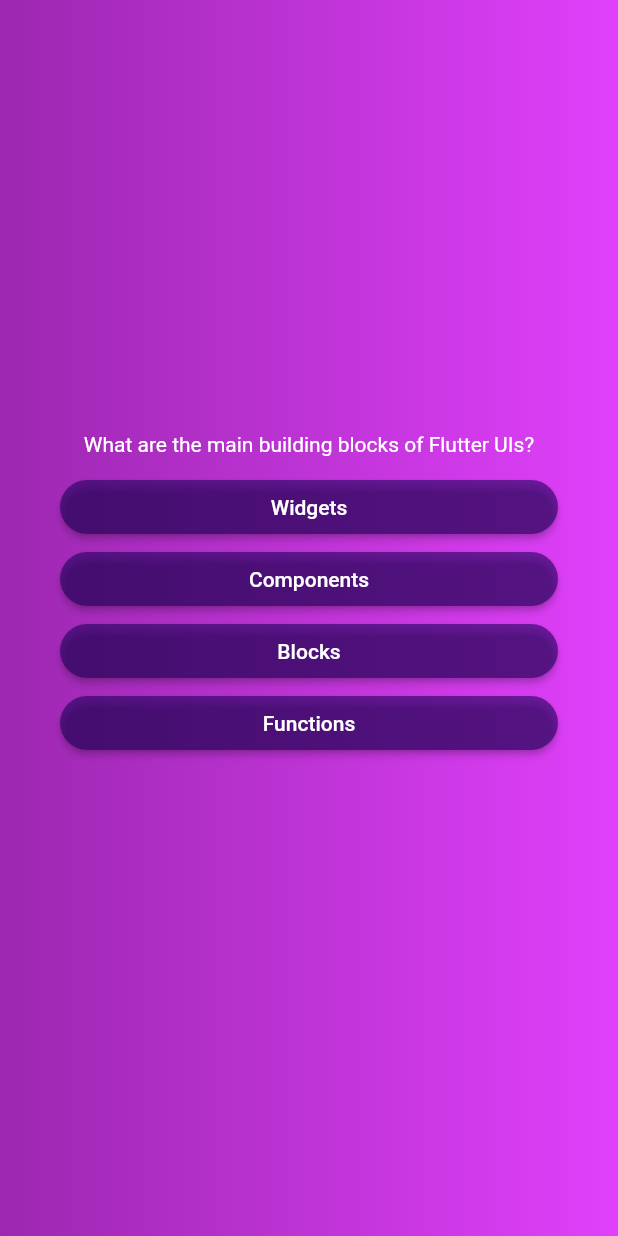
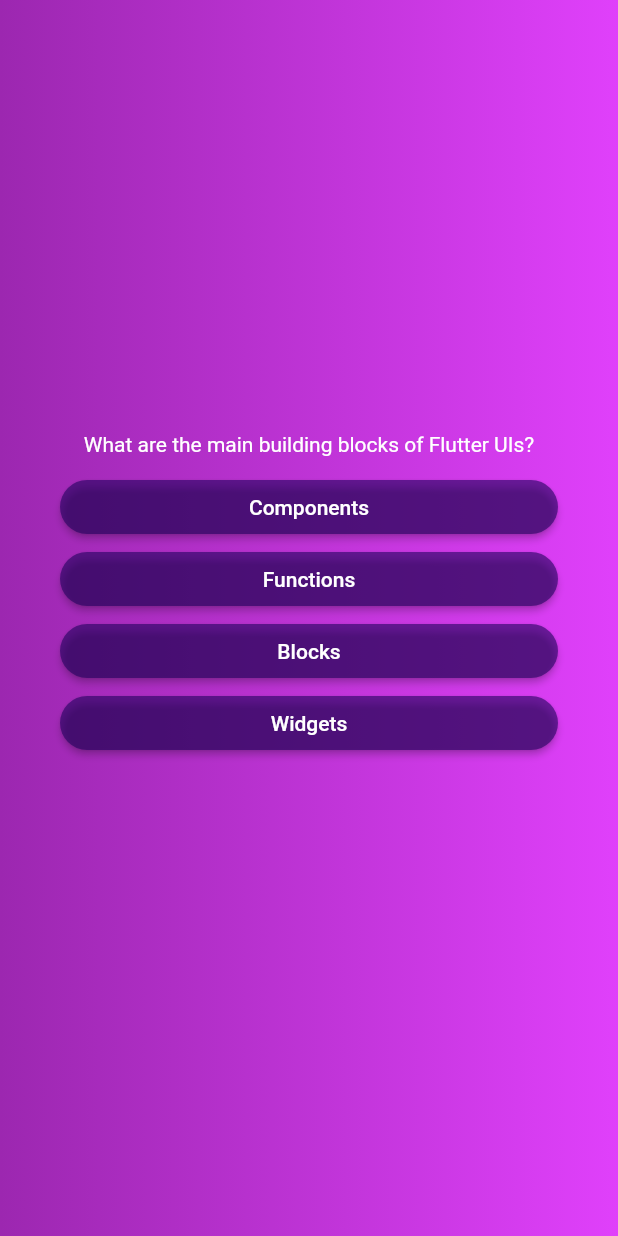
Before and after one commit to Rashiiiiii/quizz_app, a Flutter app: the screen it shows after launch, after a tap on "Start Quizz", on a phone screen of 412 x 824 dp. Run offline on Flutter 3.47's test engine with Material 2 defaults, Android fonts, the phone set to English and light mode, and no system bars.

Commit message:
Initial commit!!

```diff
--- a/lib/models/quizz_questions.dart
+++ b/lib/models/quizz_questions.dart
@@ -3,5 +3,10 @@ class QuizzQuestion {
 
   final String text;
   final List<String> answers;
+  List<String> getShuffleAnswers(){
+    final shuffledList = List.of(answers);
+    shuffledList.shuffle();
+    return shuffledList;
+  }
 
 }
--- a/lib/questions_screen.dart
+++ b/lib/questions_screen.dart
@@ -40,7 +40,7 @@ class _QuestionsScreenState extends State<QuestionsScreen> {
                           textAlign: TextAlign.center,
                         ),
                        const SizedBox(height: 10),
-                       ...currentQuestion.answers.map((item) {
+                       ...currentQuestion.getShuffleAnswers().map((item) {
                          return AnswerButton(answerText: item, onTap: () {});
                         }),
                         const SizedBox(height: 30),
```
